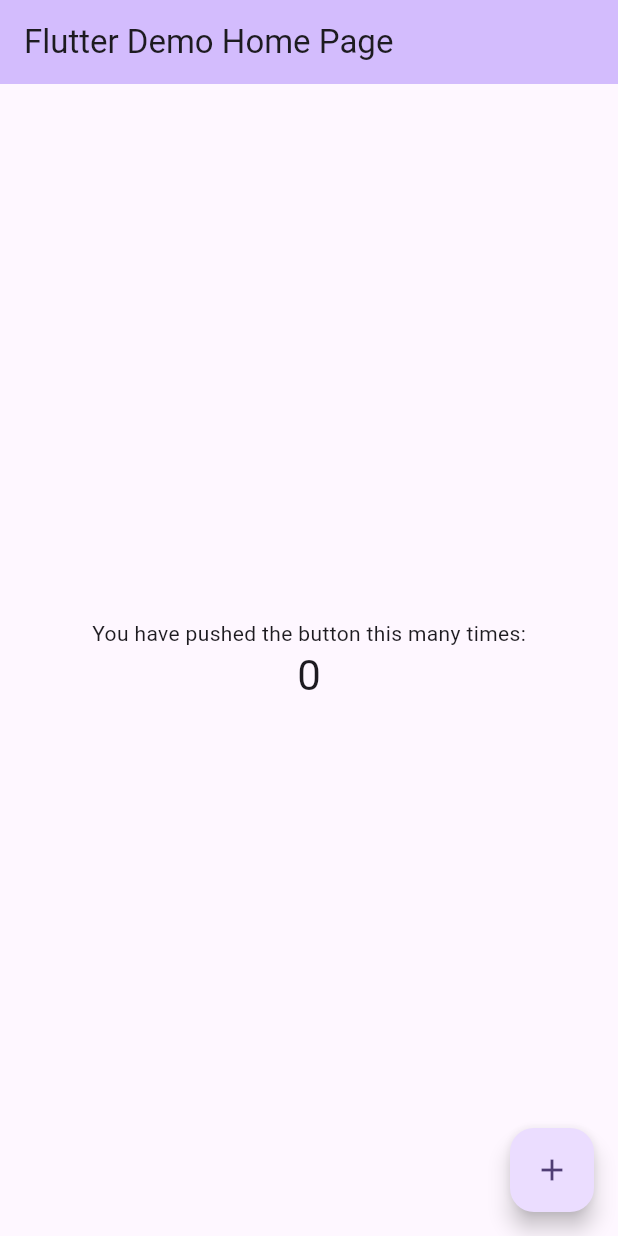
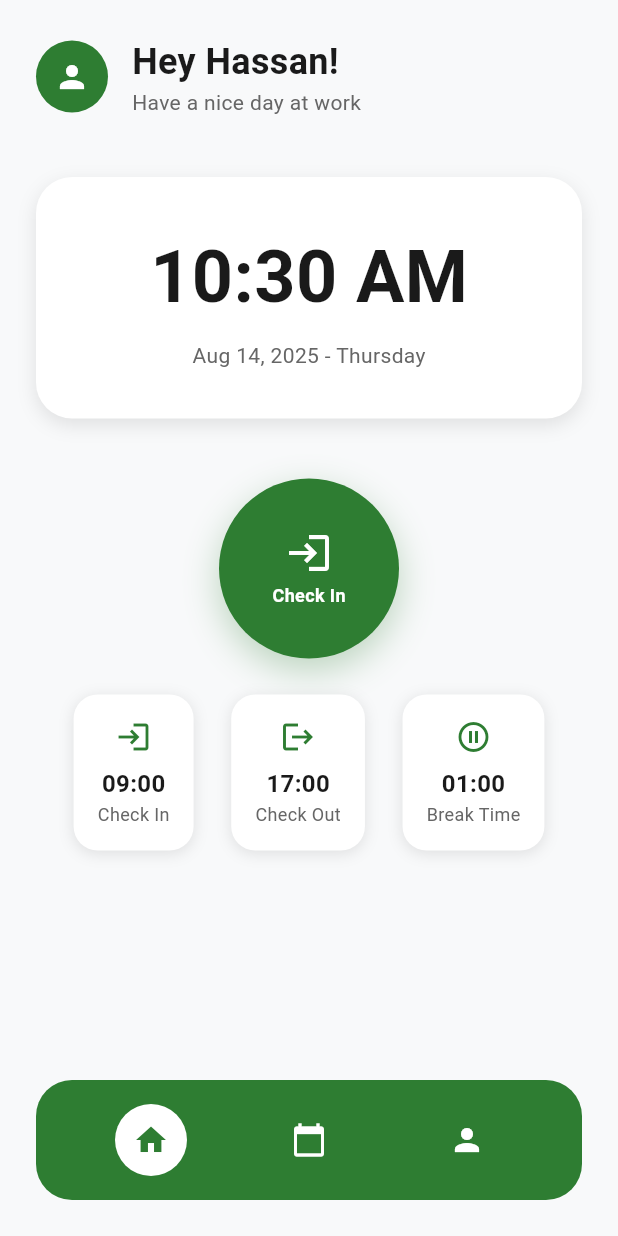
Before and after one commit to FaqihAzh/frontend-attendance-app, a Flutter app: the screen it shows after launch, on a phone screen of 412 x 824 dp. Run offline on Flutter 3.47's test engine with Material 3 defaults, Android fonts, the phone set to English and light mode, and no system bars; our stand-ins replace get.

Commit message:
add: home page intialize

```diff
--- /dev/null
+++ b/lib/core/constants/app_colors.dart
@@ -0,0 +1,16 @@
+import 'package:flutter/material.dart';
+
+class AppColors {
+  static const Color primary = Color(0xFF2E7D32);
+  static const Color primaryLight = Color(0xFF60AD5E);
+  static const Color primaryDark = Color(0xFF005005);
+  static const Color secondary = Color(0xFF81C784);
+  static const Color background = Color(0xFFF8F9FA);
+  static const Color surface = Colors.white;
+  static const Color error = Color(0xFFE53E3E);
+  static const Color onPrimary = Colors.white;
+  static const Color onSurface = Color(0xFF1A1A1A);
+  static const Color textSecondary = Color(0xFF666666);
+  static const Color divider = Color(0xFFE0E0E0);
+  static const Color shadow = Color(0x1A000000);
+}
--- /dev/null
+++ b/lib/core/themes/app_theme.dart
@@ -0,0 +1,71 @@
+import 'package:flutter/material.dart';
+import '../constants/app_colors.dart';
+
+class AppTheme {
+  static ThemeData get lightTheme {
+    return ThemeData(
+      primarySwatch: MaterialColor(0xFF2E7D32, {
+        50: Color(0xFFE8F5E8),
+        100: Color(0xFFC8E6C9),
+        200: Color(0xFFA5D6A7),
+        300: Color(0xFF81C784),
+        400: Color(0xFF66BB6A),
+        500: Color(0xFF4CAF50),
+        600: Color(0xFF43A047),
+        700: Color(0xFF388E3C),
+        800: Color(0xFF2E7D32),
+        900: Color(0xFF1B5E20),
+      }),
+      scaffoldBackgroundColor: AppColors.background,
+      appBarTheme: AppBarTheme(
+        backgroundColor: Colors.transparent,
+        elevation: 0,
+        iconTheme: IconThemeData(color: AppColors.onSurface),
+        titleTextStyle: TextStyle(
+          color: AppColors.onSurface,
+          fontSize: 20,
+          fontWeight: FontWeight.w600,
+        ),
+      ),
+      cardTheme: CardThemeData(
+        color: AppColors.surface,
+        elevation: 2,
+        shadowColor: AppColors.shadow,
+        shape: RoundedRectangleBorder(
+          borderRadius: BorderRadius.circular(16),
+        ),
+      ),
+      elevatedButtonTheme: ElevatedButtonThemeData(
+        style: ElevatedButton.styleFrom(
+          backgroundColor: AppColors.primary,
+          foregroundColor: AppColors.onPrimary,
+          elevation: 2,
+          padding: EdgeInsets.symmetric(horizontal: 32, vertical: 16),
+          shape: RoundedRectangleBorder(
+            borderRadius: BorderRadius.circular(12),
+          ),
+        ),
+      ),
+      textTheme: TextTheme(
+        displayLarge: TextStyle(
+          fontSize: 32,
+          fontWeight: FontWeight.bold,
+          color: AppColors.onSurface,
+        ),
+        displayMedium: TextStyle(
+          fontSize: 24,
+          fontWeight: FontWeight.w600,
+          color: AppColors.onSurface,
+        ),
+        bodyLarge: TextStyle(
+          fontSize: 16,
+          color: AppColors.onSurface,
+        ),
+        bodyMedium: TextStyle(
+          fontSize: 14,
+          color: AppColors.textSecondary,
+        ),
+      ),
+    );
+  }
+}
--- /dev/null
+++ b/lib/data/models/attendance_model.dart
@@ -0,0 +1,37 @@
+class AttendanceModel {
+  final String id;
+  final DateTime checkInTime;
+  final DateTime? checkOutTime;
+  final String status; // 'checked_in', 'checked_out'
+  final String location;
+
+  AttendanceModel({
+    required this.id,
+    required this.checkInTime,
+    this.checkOutTime,
+    required this.status,
+    required this.location,
+  });
+
+  Map<String, dynamic> toJson() {
+    return {
+      'id': id,
+      'checkInTime': checkInTime.toIso8601String(),
+      'checkOutTime': checkOutTime?.toIso8601String(),
+      'status': status,
+      'location': location,
+    };
+  }
+
+  factory AttendanceModel.fromJson(Map<String, dynamic> json) {
+    return AttendanceModel(
+      id: json['id'],
+      checkInTime: DateTime.parse(json['checkInTime']),
+      checkOutTime: json['checkOutTime'] != null
+          ? DateTime.parse(json['checkOutTime'])
+          : null,
+      status: json['status'],
+      location: json['location'],
+    );
+  }
+}
--- a/lib/main.dart
+++ b/lib/main.dart
@@ -1,122 +1,32 @@
 import 'package:flutter/material.dart';
+import 'package:get/get.dart';
+import 'core/themes/app_theme.dart';
+import 'presentation/pages/home_page.dart';
+import 'presentation/controllers/attendance_controller.dart';
 
 void main() {
-  runApp(const MyApp());
+  WidgetsFlutterBinding.ensureInitialized();
+  runApp(MyApp());
 }
 
 class MyApp extends StatelessWidget {
-  const MyApp({super.key});
-
-  // This widget is the root of your application.
   @override
   Widget build(BuildContext context) {
-    return MaterialApp(
-      title: 'Flutter Demo',
-      theme: ThemeData(
-        // This is the theme of your application.
-        //
-        // TRY THIS: Try running your application with "flutter run". You'll see
-        // the application has a purple toolbar. Then, without quitting the app,
-        // try changing the seedColor in the colorScheme below to Colors.green
-        // and then invoke "hot reload" (save your changes or press the "hot
-        // reload" button in a Flutter-supported IDE, or press "r" if you used
-        // the command line to start the app).
-        //
-        // Notice that the counter didn't reset back to zero; the application
-        // state is not lost during the reload. To reset the state, use hot
-        // restart instead.
-        //
-        // This works for code too, not just values: Most code changes can be
-        // tested with just a hot reload.
-        colorScheme: ColorScheme.fromSeed(seedColor: Colors.deepPurple),
-      ),
-      home: const MyHomePage(title: 'Flutter Demo Home Page'),
+    return GetMaterialApp(
+      title: 'Attendance App',
+      theme: AppTheme.lightTheme,
+      initialRoute: '/home',
+      getPages: [
+        GetPage(
+          name: '/home',
+          page: () => HomePage(),
+          binding: BindingsBuilder(() {
+            Get.lazyPut(() => AttendanceController());
+          }),
+        ),
+        // You can add other routes and their bindings here
+      ],
+      debugShowCheckedModeBanner: false,
     );
   }
 }
-
-class MyHomePage extends StatefulWidget {
-  const MyHomePage({super.key, required this.title});
-
-  // This widget is the home page of your application. It is stateful, meaning
-  // that it has a State object (defined below) that contains fields that affect
-  // how it looks.
-
-  // This class is the configuration for the state. It holds the values (in this
-  // case the title) provided by the parent (in this case the App widget) and
-  // used by the build method of the State. Fields in a Widget subclass are
-  // always marked "final".
-
-  final String title;
-
-  @override
-  State<MyHomePage> createState() => _MyHomePageState();
-}
-
-class _MyHomePageState extends State<MyHomePage> {
-  int _counter = 0;
-
-  void _incrementCounter() {
-    setState(() {
-      // This call to setState tells the Flutter framework that something has
-      // changed in this State, which causes it to rerun the build method below
-      // so that the display can reflect the updated values. If we changed
-      // _counter without calling setState(), then the build method would not be
-      // called again, and so nothing would appear to happen.
-      _counter++;
-    });
-  }
-
-  @override
-  Widget build(BuildContext context) {
-    // This method is rerun every time setState is called, for instance as done
-    // by the _incrementCounter method above.
-    //
-    // The Flutter framework has been optimized to make rerunning build methods
-    // fast, so that you can just rebuild anything that needs updating rather
-    // than having to individually change instances of widgets.
-    return Scaffold(
-      appBar: AppBar(
-        // TRY THIS: Try changing the color here to a specific color (to
-        // Colors.amber, perhaps?) and trigger a hot reload to see the AppBar
-        // change color while the other colors stay the same.
-        backgroundColor: Theme.of(context).colorScheme.inversePrimary,
-        // Here we take the value from the MyHomePage object that was created by
-        // the App.build method, and use it to set our appbar title.
-        title: Text(widget.title),
-      ),
-      body: Center(
-        // Center is a layout widget. It takes a single child and positions it
-        // in the middle of the parent.
-        child: Column(
-          // Column is also a layout widget. It takes a list of children and
-          // arranges them vertically. By default, it sizes itself to fit its
-          // children horizontally, and tries to be as tall as its parent.
-          //
-          // Column has various properties to control how it sizes itself and
-          // how it positions its children. Here we use mainAxisAlignment to
-          // center the children vertically; the main axis here is the vertical
-          // axis because Columns are vertical (the cross axis would be
-          // horizontal).
-          //
-          // TRY THIS: Invoke "debug painting" (choose the "Toggle Debug Paint"
-          // action in the IDE, or press "p" in the console), to see the
-          // wireframe for each widget.
-          mainAxisAlignment: MainAxisAlignment.center,
-          children: <Widget>[
-            const Text('You have pushed the button this many times:'),
-            Text(
-              '$_counter',
-              style: Theme.of(context).textTheme.headlineMedium,
-            ),
-          ],
-        ),
-      ),
-      floatingActionButton: FloatingActionButton(
-        onPressed: _incrementCounter,
-        tooltip: 'Increment',
-        child: const Icon(Icons.add),
-      ), // This trailing comma makes auto-formatting nicer for build methods.
-    );
-  }
-}
--- /dev/null
+++ b/lib/presentation/controllers/attendance_controller.dart
@@ -0,0 +1,110 @@
+import 'package:flutter/material.dart';
+import 'package:get/get.dart';
+import 'dart:async';
+import '../../data/models/attendance_model.dart';
+
+class AttendanceController extends GetxController {
+  var currentTime = DateTime.now().obs;
+  var isCheckedIn = false.obs;
+  var checkInTime = Rxn<DateTime>();
+  var isLoading = false.obs;
+
+  Timer? _timer;
+
+  @override
+  void onInit() {
+    super.onInit();
+    _startTimer();
+    _loadAttendanceStatus();
+  }
+
+  @override
+  void onClose() {
+    _timer?.cancel();
+    super.onClose();
+  }
+
+  void _startTimer() {
+    _timer = Timer.periodic(Duration(seconds: 1), (timer) {
+      currentTime.value = DateTime.now();
+    });
+  }
+
+  void _loadAttendanceStatus() {
+    // Load from local storage
+    // This is a simplified version
+    final today = DateTime.now();
+    // Check if already checked in today
+  }
+
+  Future<void> checkIn() async {
+    isLoading.value = true;
+    try {
+      await Future.delayed(Duration(seconds: 1)); // Simulate API call
+
+      isCheckedIn.value = true;
+      checkInTime.value = DateTime.now();
+
+      Get.snackbar(
+        'Success',
+        'Check-in successful!',
+        snackPosition: SnackPosition.BOTTOM,
+        backgroundColor: Get.theme.primaryColor,
+        colorText: Colors.white,
+      );
+    } catch (e) {
+      Get.snackbar(
+        'Error',
+        'Check-in failed. Please try again.',
+        snackPosition: SnackPosition.BOTTOM,
+        backgroundColor: Colors.red,
+        colorText: Colors.white,
+      );
+    } finally {
+      isLoading.value = false;
+    }
+  }
+
+  Future<void> checkOut() async {
+    isLoading.value = true;
+    try {
+      await Future.delayed(Duration(seconds: 1)); // Simulate API call
+
+      isCheckedIn.value = false;
+
+      Get.snackbar(
+        'Success',
+        'Check-out successful!',
+        snackPosition: SnackPosition.BOTTOM,
+        backgroundColor: Get.theme.primaryColor,
+        colorText: Colors.white,
+      );
+    } catch (e) {
+      Get.snackbar(
+        'Error',
+        'Check-out failed. Please try again.',
+        snackPosition: SnackPosition.BOTTOM,
+        backgroundColor: Colors.red,
+        colorText: Colors.white,
+      );
+    } finally {
+      isLoading.value = false;
+    }
+  }
+
+  String get formattedTime {
+    final now = currentTime.value;
+    return '${now.hour.toString().padLeft(2, '0')}:${now.minute.toString().padLeft(2, '0')} ${now.hour >= 12 ? 'PM' : 'AM'}';
+  }
+
+  String get formattedDate {
+    final now = currentTime.value;
+    const months = [
+      'Jan', 'Feb', 'Mar', 'Apr', 'May', 'Jun',
+      'Jul', 'Aug', 'Sep', 'Oct', 'Nov', 'Dec'
+    ];
+    const days = ['Sunday', 'Monday', 'Tuesday', 'Wednesday', 'Thursday', 'Friday', 'Saturday'];
+
+    return '${months[now.month - 1]} ${now.day}, ${now.year} - ${days[now.weekday % 7]}';
+  }
+}
--- /dev/null
+++ b/lib/presentation/pages/home_page.dart
@@ -0,0 +1,257 @@
+import 'package:attendanceapp/presentation/controllers/attendance_controller.dart';
+import 'package:flutter/material.dart';
+import 'package:get/get.dart';
+import '../../core/constants/app_colors.dart';
+
+class HomePage extends StatelessWidget {
+  final AttendanceController controller = Get.find();
+
+  @override
+  Widget build(BuildContext context) {
+    return Scaffold(
+      body: SafeArea(
+        child: Padding(
+          padding: const EdgeInsets.all(24.0),
+          child: Column(
+            crossAxisAlignment: CrossAxisAlignment.start,
+            children: [
+              _buildHeader(),
+              SizedBox(height: 40),
+              _buildTimeCard(),
+              SizedBox(height: 40),
+              _buildAttendanceActions(),
+              Spacer(),
+              _buildBottomNavigation(),
+            ],
+          ),
+        ),
+      ),
+    );
+  }
+
+  Widget _buildHeader() {
+    return Row(
+      children: [
+        CircleAvatar(
+          radius: 24,
+          backgroundColor: AppColors.primary,
+          child: Icon(Icons.person, color: Colors.white),
+        ),
+        SizedBox(width: 16),
+        Column(
+          crossAxisAlignment: CrossAxisAlignment.start,
+          children: [
+            Text(
+              'Hey Hassan!',
+              style: TextStyle(
+                fontSize: 24,
+                fontWeight: FontWeight.bold,
+                color: AppColors.onSurface,
+              ),
+            ),
+            Text(
+              'Have a nice day at work',
+              style: TextStyle(
+                fontSize: 14,
+                color: AppColors.textSecondary,
+              ),
+            ),
+          ],
+        ),
+      ],
+    );
+  }
+
+  Widget _buildTimeCard() {
+    return Obx(() => Container(
+      width: double.infinity,
+      padding: EdgeInsets.all(32),
+      decoration: BoxDecoration(
+        color: AppColors.surface,
+        borderRadius: BorderRadius.circular(24),
+        boxShadow: [
+          BoxShadow(
+            color: AppColors.shadow,
+            blurRadius: 10,
+            offset: Offset(0, 4),
+          ),
+        ],
+      ),
+      child: Column(
+        children: [
+          Text(
+            controller.formattedTime,
+            style: TextStyle(
+              fontSize: 48,
+              fontWeight: FontWeight.bold,
+              color: AppColors.onSurface,
+            ),
+          ),
+          SizedBox(height: 8),
+          Text(
+            controller.formattedDate,
+            style: TextStyle(
+              fontSize: 14,
+              color: AppColors.textSecondary,
+            ),
+          ),
+        ],
+      ),
+    ));
+  }
+
+  Widget _buildAttendanceActions() {
+    return Obx(() => Column(
+      children: [
+        Container(
+          width: 120,
+          height: 120,
+          decoration: BoxDecoration(
+            shape: BoxShape.circle,
+            color: controller.isCheckedIn.value
+                ? AppColors.error
+                : AppColors.primary,
+            boxShadow: [
+              BoxShadow(
+                color: (controller.isCheckedIn.value
+                    ? AppColors.error
+                    : AppColors.primary).withOpacity(0.3),
+                blurRadius: 20,
+                offset: Offset(0, 8),
+              ),
+            ],
+          ),
+          child: Material(
+            color: Colors.transparent,
+            child: InkWell(
+              borderRadius: BorderRadius.circular(60),
+              onTap: controller.isLoading.value
+                  ? null
+                  : (controller.isCheckedIn.value
+                  ? controller.checkOut
+                  : controller.checkIn),
+              child: Center(
+                child: controller.isLoading.value
+                    ? CircularProgressIndicator(
+                  color: Colors.white,
+                  strokeWidth: 2,
+                )
+                    : Column(
+                  mainAxisAlignment: MainAxisAlignment.center,
+                  children: [
+                    Icon(
+                      controller.isCheckedIn.value
+                          ? Icons.logout
+                          : Icons.login,
+                      color: Colors.white,
+                      size: 32,
+                    ),
+                    SizedBox(height: 4),
+                    Text(
+                      controller.isCheckedIn.value
+                          ? 'Check Out'
+                          : 'Check In',
+                      style: TextStyle(
+                        color: Colors.white,
+                        fontSize: 12,
+                        fontWeight: FontWeight.w600,
+                      ),
+                    ),
+                  ],
+                ),
+              ),
+            ),
+          ),
+        ),
+        SizedBox(height: 24),
+        _buildStatusCards(),
+      ],
+    ));
+  }
+
+  Widget _buildStatusCards() {
+    return Row(
+      mainAxisAlignment: MainAxisAlignment.spaceEvenly,
+      children: [
+        _buildStatusCard('Check In', '09:00', Icons.login),
+        _buildStatusCard('Check Out', '17:00', Icons.logout),
+        _buildStatusCard('Break Time', '01:00', Icons.pause_circle_outline),
+      ],
+    );
+  }
+
+  Widget _buildStatusCard(String title, String time, IconData icon) {
+    return Container(
+      padding: EdgeInsets.all(16),
+      decoration: BoxDecoration(
+        color: AppColors.surface,
+        borderRadius: BorderRadius.circular(16),
+        boxShadow: [
+          BoxShadow(
+            color: AppColors.shadow,
+            blurRadius: 8,
+            offset: Offset(0, 2),
+          ),
+        ],
+      ),
+      child: Column(
+        children: [
+          Icon(
+            icon,
+            color: AppColors.primary,
+            size: 24,
+          ),
+          SizedBox(height: 8),
+          Text(
+            time,
+            style: TextStyle(
+              fontSize: 16,
+              fontWeight: FontWeight.bold,
+              color: AppColors.onSurface,
+            ),
+          ),
+          Text(
+            title,
+            style: TextStyle(
+              fontSize: 12,
+              color: AppColors.textSecondary,
+            ),
+          ),
+        ],
+      ),
+    );
+  }
+
+  Widget _buildBottomNavigation() {
+    return Container(
+      padding: EdgeInsets.symmetric(horizontal: 24, vertical: 16),
+      decoration: BoxDecoration(
+        color: AppColors.primary,
+        borderRadius: BorderRadius.circular(24),
+      ),
+      child: Row(
+        mainAxisAlignment: MainAxisAlignment.spaceAround,
+        children: [
+          _buildNavItem(Icons.home, true),
+          _buildNavItem(Icons.calendar_today, false),
+          _buildNavItem(Icons.person, false),
+        ],
+      ),
+    );
+  }
+
+  Widget _buildNavItem(IconData icon, bool isActive) {
+    return Container(
+      padding: EdgeInsets.all(12),
+      decoration: BoxDecoration(
+        color: isActive ? Colors.white : Colors.transparent,
+        shape: BoxShape.circle,
+      ),
+      child: Icon(
+        icon,
+        color: isActive ? AppColors.primary : Colors.white,
+        size: 24,
+      ),
+    );
+  }
+}
```
Also changed, not shown: pubspec.yaml (+20 -73 lines), pubspec.lock, 5 other files.
